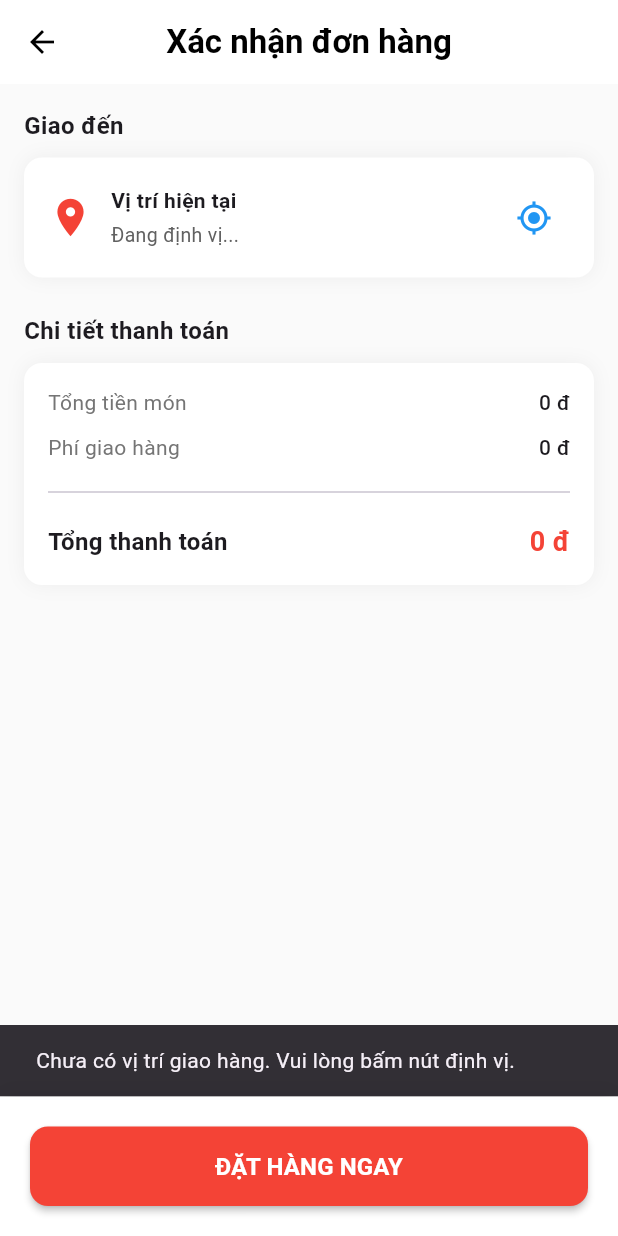
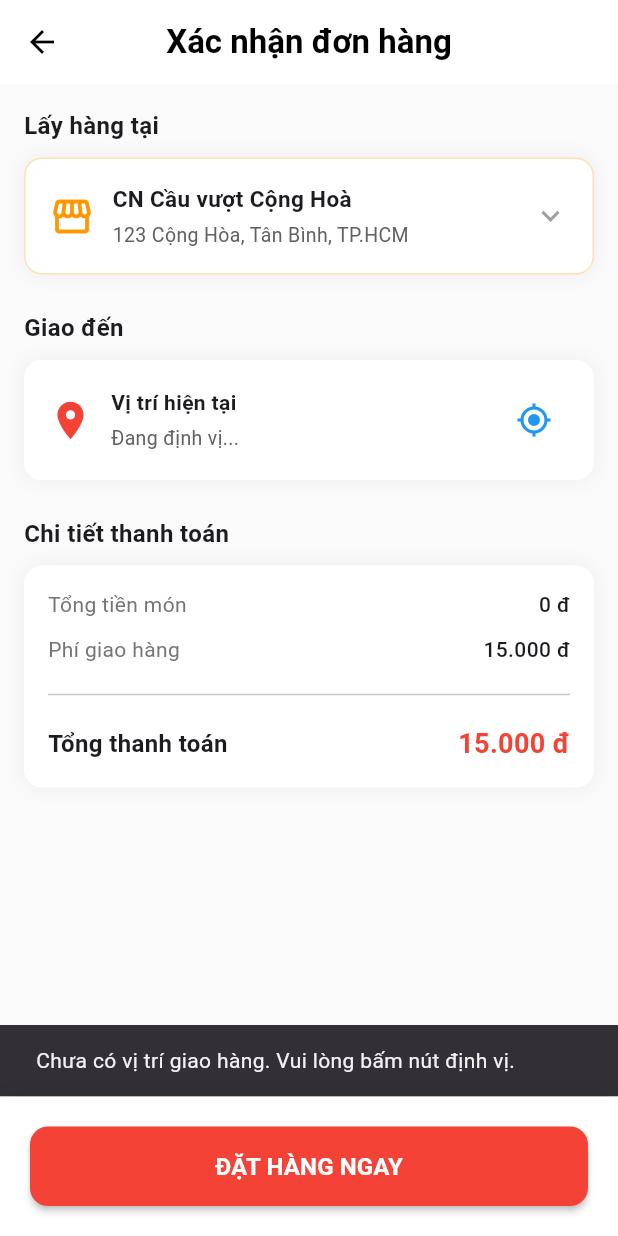
Before and after one commit to huytruongdev/fast-food-app, a Flutter app: the CheckoutScreen screen opened directly with empty values, after a tap on "ĐẶT HÀNG NGAY", on a phone screen of 412 x 824 dp. Run offline on Flutter 3.47's test engine with Material 3 defaults, Android fonts, the phone set to English and light mode, and no system bars; our stand-ins replace cached_network_image, cherry_toast, flutter_phoenix, geocoding, geolocator, google_maps_flutter and 5 more; accounts and stored records are empty; network calls fail.

Commit message:
feat: pick store delivery

```diff
--- /dev/null
+++ b/lib/Core/models/store_model.dart
@@ -0,0 +1,24 @@
+import 'package:google_maps_flutter/google_maps_flutter.dart';
+
+class StoreModel {
+  final String id;
+  final String name;
+  final String address;
+  final LatLng location;
+
+  StoreModel({
+    required this.id,
+    required this.name,
+    required this.address,
+    required this.location,
+  });
+}
+
+final List<StoreModel> storeModelList = [
+  StoreModel(
+    id: "ST01",
+    name: "CN Cầu vượt Cộng Hoà",
+    address: "123 Cộng Hòa, Tân Bình, TP.HCM",
+    location: const LatLng(10.800669, 106.661126),
+  ),
+];
--- a/lib/Pages/auth/screens/user_activities/checkout_screen.dart
+++ b/lib/Pages/auth/screens/user_activities/checkout_screen.dart
@@ -3,6 +3,7 @@ import 'dart:async';
 import 'package:fast_food_app/Core/Utils/format.dart';
 import 'package:fast_food_app/Core/models/order_item_model.dart';
 import 'package:fast_food_app/Core/models/order_model.dart';
+import 'package:fast_food_app/Core/models/store_model.dart';
 import 'package:fast_food_app/Core/providers/cart_provider.dart';
 import 'package:fast_food_app/pages/auth/screens/user_activities/order_detail_screen.dart';
 import 'package:flutter/material.dart';
@@ -26,12 +27,15 @@ class _CheckoutScreenState extends State<CheckoutScreen> {
   String _addressText = "Đang lấy vị trí...";
   bool _isLoadingLocation = true;
 
-  // Phí ship cố định (hoặc bạn có thể tính theo khoảng cách sau này)
-  final int _shippingFee = 0;
+  late StoreModel _selectedStore;
+
+  final int _shippingFee = 15000;
 
   @override
   void initState() {
     super.initState();
+    _selectedStore = storeModelList[0];
+
     _getCurrentLocation();
   }
 
@@ -40,15 +44,12 @@ class _CheckoutScreenState extends State<CheckoutScreen> {
       List<Placemark> placemarks = await placemarkFromCoordinates(lat, lng);
       if (placemarks.isNotEmpty) {
         Placemark place = placemarks[0];
-        // street: Số nhà + Tên đường
-        // subAdministrativeArea: Quận/Huyện
-        // administrativeArea: Tỉnh/Thành phố
         return "${place.street}, ${place.subAdministrativeArea}, ${place.administrativeArea}";
       }
-      return "$lat, $lng"; // Nếu không tìm thấy tên thì trả về toạ độ
+      return "$lat, $lng";
     } catch (e) {
       debugPrint("Lỗi Geocoding: $e");
-      return "$lat, $lng"; // Fallback về toạ độ nếu lỗi
+      return "$lat, $lng";
     }
   }
 
@@ -56,7 +57,7 @@ class _CheckoutScreenState extends State<CheckoutScreen> {
     if (!mounted) return;
     setState(() => _isLoadingLocation = true);
 
-    // Kiểm tra dịch vụ GPS có bật không
+    // 1. Kiểm tra GPS
     bool serviceEnabled = await Geolocator.isLocationServiceEnabled();
     if (!serviceEnabled) {
       if (!mounted) return;
@@ -67,7 +68,7 @@ class _CheckoutScreenState extends State<CheckoutScreen> {
       return;
     }
 
-    // Kiểm tra và xin quyền
+    // 2. Kiểm tra quyền
     LocationPermission permission = await Geolocator.checkPermission();
     if (permission == LocationPermission.denied) {
       permission = await Geolocator.requestPermission();
@@ -85,15 +86,17 @@ class _CheckoutScreenState extends State<CheckoutScreen> {
       if (!mounted) return;
       setState(() {
         _isLoadingLocation = false;
-        _addressText = "Quyền bị từ chối vĩnh viễn. Vào cài đặt để mở.";
+        _addressText = "Quyền bị từ chối vĩnh viễn.";
       });
       return;
     }
 
     try {
+      // 3. Lấy vị trí Cache (Hiện ngay lập tức)
       Position? lastPosition = await Geolocator.getLastKnownPosition();
 
       if (lastPosition != null && mounted) {
+        // Chuyển đổi toạ độ cache sang địa chỉ
         String address = await _getAddressFromLatLng(lastPosition.latitude, lastPosition.longitude);
         setState(() {
           _userLocation = LatLng(lastPosition.latitude, lastPosition.longitude);
@@ -101,6 +104,7 @@ class _CheckoutScreenState extends State<CheckoutScreen> {
         });
       }
 
+      // 4. Lấy vị trí Chính xác
       Position position = await Geolocator.getCurrentPosition(
         desiredAccuracy: LocationAccuracy.high,
         timeLimit: const Duration(seconds: 10),
@@ -121,7 +125,7 @@ class _CheckoutScreenState extends State<CheckoutScreen> {
       setState(() => _isLoadingLocation = false);
       if (_userLocation == null) {
          ScaffoldMessenger.of(context).showSnackBar(
-          const SnackBar(content: Text("GPS phản hồi chậm. Vui lòng thử lại hoặc di chuyển ra thoáng hơn.")),
+          const SnackBar(content: Text("GPS phản hồi chậm. Vui lòng thử lại.")),
         );
       }
     } catch (e) {
@@ -129,6 +133,126 @@ class _CheckoutScreenState extends State<CheckoutScreen> {
       if (!mounted) return;
       setState(() => _isLoadingLocation = false);
     }
+  }
+
+  void _showStoreSelection() {
+    showModalBottomSheet(
+      context: context,
+      shape: const RoundedRectangleBorder(borderRadius: BorderRadius.vertical(top: Radius.circular(20))),
+      builder: (context) {
+        return Container(
+          padding: const EdgeInsets.all(20),
+          child: Column(
+            mainAxisSize: MainAxisSize.min,
+            crossAxisAlignment: CrossAxisAlignment.start,
+            children: [
+              const Text("Chọn cửa hàng gần bạn", style: TextStyle(fontSize: 18, fontWeight: FontWeight.bold)),
+              const SizedBox(height: 15),
+              Expanded(
+                child: ListView.separated(
+                  itemCount: storeModelList.length,
+                  separatorBuilder: (_, __) => const Divider(),
+                  itemBuilder: (context, index) {
+                    final store = storeModelList[index];
+                    final isSelected = store.id == _selectedStore.id;
+                    return ListTile(
+                      leading: Icon(Icons.store, color: isSelected ? Colors.red : Colors.grey),
+                      title: Text(store.name, style: TextStyle(fontWeight: isSelected ? FontWeight.bold : FontWeight.normal)),
+                      subtitle: Text(store.address),
+                      trailing: isSelected ? const Icon(Icons.check_circle, color: Colors.red) : null,
+                      onTap: () {
+                        setState(() {
+                          _selectedStore = store;
+                        });
+                        Navigator.pop(context);
+                      },
+                    );
+                  },
+                ),
+              )
+            ],
+          ),
+        );
+      },
+    );
+  }
+
+  Future<void> _handlePlaceOrder(CartProvider cart) async {
+    if (_userLocation == null) {
+      ScaffoldMessenger.of(context).showSnackBar(
+        const SnackBar(content: Text("Chưa có vị trí giao hàng. Vui lòng bấm nút định vị.")),
+      );
+      return;
+    }
+
+    setState(() => _isPlacingOrder = true);
+
+    try {
+      final order = _createOrderObject(cart);
+
+      final body = jsonEncode(order.toJson());
+
+      final String baseUrl = "http://10.0.2.2:3000/orders";
+
+      final response = await http.post(
+        Uri.parse(baseUrl),
+        headers: {"Content-Type": "application/json"},
+        body: body,
+      );
+
+      if (response.statusCode == 200 || response.statusCode == 201) {
+        final responseData = jsonDecode(response.body);
+        final createdOrder = OrderModel.fromJson(responseData);
+
+        cart.clearCart(widget.userId);
+
+        if (mounted) {
+          Navigator.pushAndRemoveUntil(
+            context,
+            MaterialPageRoute(builder: (context) => OrderDetailScreen(order: createdOrder)),
+            (route) => route.isFirst,
+          );
+        }
+      } else {
+         ScaffoldMessenger.of(context).showSnackBar(SnackBar(content: Text("Lỗi Server: ${response.statusCode}")));
+      }
+
+    } catch (e) {
+      debugPrint("Lỗi đặt hàng: $e");
+      ScaffoldMessenger.of(context).showSnackBar(const SnackBar(content: Text("Lỗi kết nối đến máy chủ")));
+    } finally {
+      if (mounted) setState(() => _isPlacingOrder = false);
+    }
+  }
+
+  OrderModel _createOrderObject(CartProvider cart) {
+    final pickup = _selectedStore.location;
+
+    final delivery = _userLocation!;
+
+    List<OrderItem> orderItems = cart.items.map((item) {
+      return OrderItem(
+        productId: item.productId,
+        name: item.productData['name'],
+        quantity: item.quantity,
+        price: item.productData['price'],
+      );
+    }).toList();
+
+    return OrderModel(
+      userId: widget.userId,
+      items: orderItems,
+      totalQuantity: cart.totalQuantity,
+      price: cart.totalPrice.toInt() + _shippingFee,
+
+      pickupLocation: pickup,
+      pickupAddress: _selectedStore.name,
+
+      deliveryLocation: delivery,
+      deliveryAddress: _addressText,
+
+      status: "pending",
+    );
   }
 
   @override
@@ -150,6 +274,42 @@ class _CheckoutScreenState extends State<CheckoutScreen> {
         child: Column(
           crossAxisAlignment: CrossAxisAlignment.start,
           children: [
+            // --- 1. CHỌN CỬA HÀNG (PICKUP) ---
+            const Text("Lấy hàng tại", style: TextStyle(fontWeight: FontWeight.bold, fontSize: 16)),
+            const SizedBox(height: 10),
+            InkWell(
+              onTap: _showStoreSelection, // Mở Modal chọn cửa hàng
+              child: Container(
+                padding: const EdgeInsets.all(16),
+                decoration: BoxDecoration(
+                  color: Colors.white,
+                  borderRadius: BorderRadius.circular(12),
+                  border: Border.all(color: Colors.orange.withOpacity(0.3)),
+                  boxShadow: [BoxShadow(color: Colors.black.withOpacity(0.05), blurRadius: 10)],
+                ),
+                child: Row(
+                  children: [
+                    const Icon(Icons.storefront, color: Colors.orange, size: 30),
+                    const SizedBox(width: 12),
+                    Expanded(
+                      child: Column(
+                        crossAxisAlignment: CrossAxisAlignment.start,
+                        children: [
+                          Text(_selectedStore.name, style: const TextStyle(fontWeight: FontWeight.bold, fontSize: 15)),
+                          const SizedBox(height: 4),
+                          Text(_selectedStore.address, style: TextStyle(fontSize: 13, color: Colors.grey[700])),
+                        ],
+                      ),
+                    ),
+                    const Icon(Icons.keyboard_arrow_down, color: Colors.grey),
+                  ],
+                ),
+              ),
+            ),
+
+            const SizedBox(height: 24),
+
+            // --- 2. ĐỊA CHỈ GIAO (DELIVERY) ---
             const Text("Giao đến", style: TextStyle(fontWeight: FontWeight.bold, fontSize: 16)),
             const SizedBox(height: 10),
             Container(
@@ -190,6 +350,7 @@ class _CheckoutScreenState extends State<CheckoutScreen> {
 
             const SizedBox(height: 24),
 
+            // --- 3. CHI TIẾT THANH TOÁN ---
             const Text("Chi tiết thanh toán", style: TextStyle(fontWeight: FontWeight.bold, fontSize: 16)),
             const SizedBox(height: 10),
             Container(
@@ -255,78 +416,4 @@ class _CheckoutScreenState extends State<CheckoutScreen> {
       ],
     );
   }
-
-  Future<void> _handlePlaceOrder(CartProvider cart) async {
-    if (_userLocation == null) {
-      ScaffoldMessenger.of(context).showSnackBar(
-        const SnackBar(content: Text("Chưa có vị trí giao hàng. Vui lòng bấm nút định vị.")),
-      );
-      return;
-    }
-
-    setState(() => _isPlacingOrder = true);
-
-    try {
-      final order = _createOrderObject(cart);
-
-      final body = jsonEncode(order.toJson());
-
-      final String baseUrl = "http://10.0.2.2:3000/orders";
-      final response = await http.post(
-        Uri.parse(baseUrl),
-        headers: {"Content-Type": "application/json"},
-        body: body,
-      );
-
-      if (response.statusCode == 200 || response.statusCode == 201) {
-        final responseData = jsonDecode(response.body);
-        final createdOrder = OrderModel.fromJson(responseData);
-
-        cart.clearCart(widget.userId);
-
-        if (mounted) {
-          Navigator.pushAndRemoveUntil(
-            context,
-            MaterialPageRoute(builder: (context) => OrderDetailScreen(order: createdOrder)),
-            (route) => route.isFirst,
-          );
-        }
-      } else {
-         ScaffoldMessenger.of(context).showSnackBar(SnackBar(content: Text("Lỗi Server: ${response.statusCode}")));
-      }
-
-    } catch (e) {
-      debugPrint("Lỗi đặt hàng: $e");
-      ScaffoldMessenger.of(context).showSnackBar(const SnackBar(content: Text("Lỗi kết nối đến máy chủ")));
-    } finally {
-      if (mounted) setState(() => _isPlacingOrder = false);
-    }
-  }
-
-  OrderModel _createOrderObject(CartProvider cart) {
-    final pickup = LatLng(10.800669, 106.661126);
-
-    final delivery = _userLocation!;
-
-    List<OrderItem> orderItems = cart.items.map((item) {
-      return OrderItem(
-        productId: item.productId,
-        name: item.productData['name'],
-        quantity: item.quantity,
-        price: item.productData['price'],
-      );
-    }).toList();
-
-    return OrderModel(
-      userId: widget.userId,
-      items: orderItems,
-      totalQuantity: cart.totalQuantity,
-      price: cart.totalPrice.toInt() + _shippingFee,
-      pickupLocation: pickup,
-      deliveryLocation: delivery,
-      pickupAddress: "Cửa hàng (CN Cầu vượt Cộng Hoà)",
-      deliveryAddress: _addressText,
-      status: "pending",
-    );
-  }
 }
```
